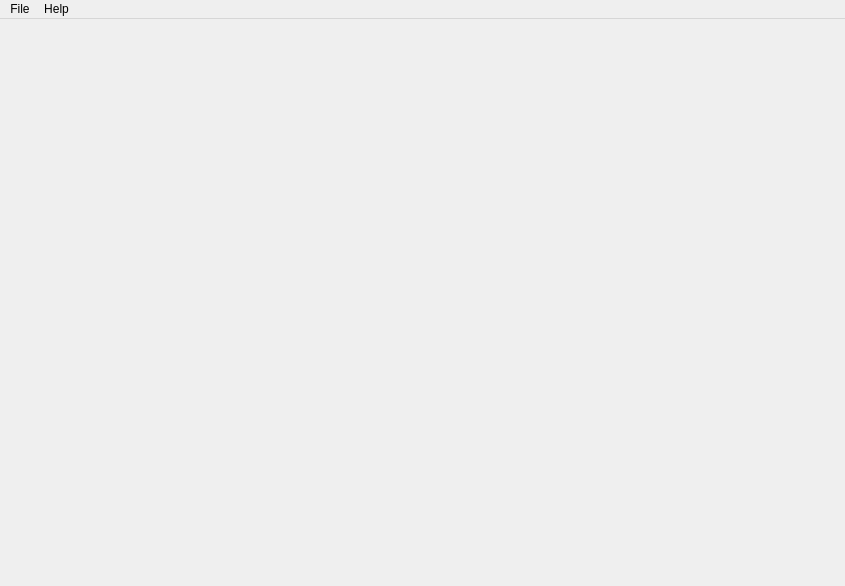
Before: the Qt Designer form graduateproject/mwin.ui in ZGGSONG/LevelsetProject, drawn with Qt 5.
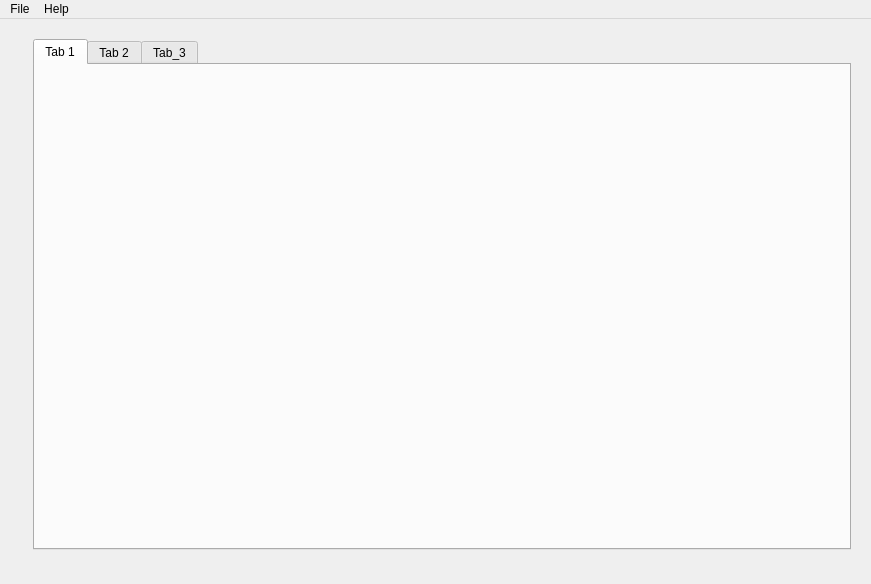
After: the same form once the commit is applied. Icons and pictures are not drawn.

Patch:
```diff
--- a/graduateproject/mwin.ui
+++ b/graduateproject/mwin.ui
@@ -6,8 +6,8 @@
    <rect>
     <x>0</x>
     <y>0</y>
-    <width>845</width>
-    <height>586</height>
+    <width>871</width>
+    <height>584</height>
    </rect>
   </property>
   <property name="windowTitle">
@@ -19,11 +19,50 @@
      <rect>
       <x>20</x>
       <y>20</y>
-      <width>801</width>
-      <height>501</height>
+      <width>831</width>
+      <height>511</height>
      </rect>
     </property>
-    <layout class="QHBoxLayout" name="horizontalLayout"/>
+    <layout class="QGridLayout" name="gridLayout">
+     <item row="0" column="1">
+      <widget class="QTabWidget" name="tabWidget">
+       <property name="currentIndex">
+        <number>0</number>
+       </property>
+       <widget class="QWidget" name="tab_1">
+        <attribute name="title">
+         <string>Tab 1</string>
+        </attribute>
+       </widget>
+       <widget class="QWidget" name="tab_2">
+        <attribute name="title">
+         <string>Tab 2</string>
+        </attribute>
+       </widget>
+       <widget class="QWidget" name="tab_3">
+        <attribute name="title">
+         <string>Tab_3</string>
+        </attribute>
+       </widget>
+      </widget>
+     </item>
+     <item row="0" column="0">
+      <widget class="QLabel" name="label">
+       <property name="text">
+        <string/>
+       </property>
+       <property name="textFormat">
+        <enum>Qt::AutoText</enum>
+       </property>
+       <property name="pixmap">
+        <pixmap resource="res.qrc">:/images/open.svg</pixmap>
+       </property>
+       <property name="buddy">
+        <cstring></cstring>
+       </property>
+      </widget>
+     </item>
+    </layout>
    </widget>
   </widget>
   <widget class="QMenuBar" name="menuBar">
@@ -31,7 +70,7 @@
     <rect>
      <x>0</x>
      <y>0</y>
-     <width>845</width>
+     <width>871</width>
      <height>24</height>
     </rect>
    </property>
```
Left out of the diff: 2 changed lines with no effect on the pictures.
